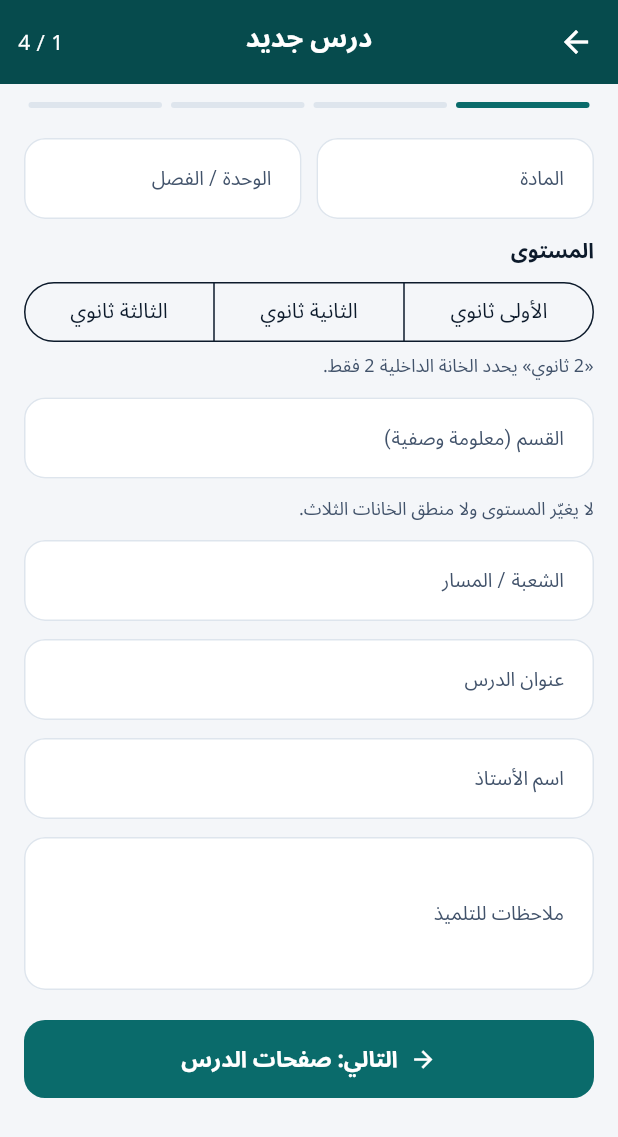
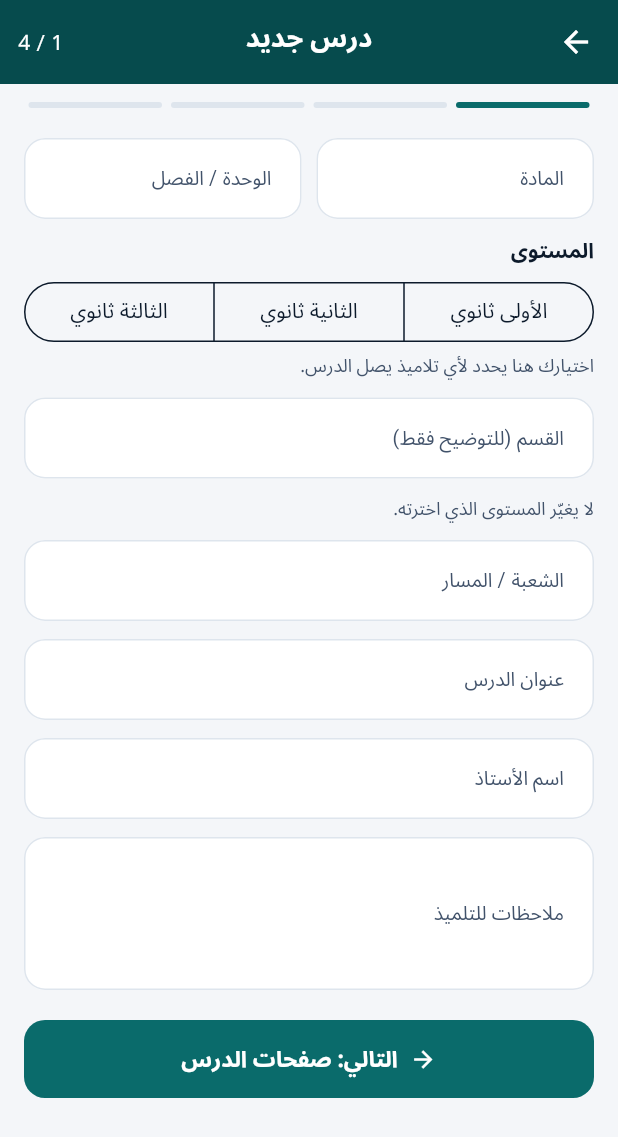
Before and after one commit to njigihmgugiuuif/morafig-tilmid, a Flutter app: the TeacherShell screen opened directly, after a tap on "درس جديد", on a phone screen of 412 x 824 dp. Shown: the top 1137 px of the screen. Run offline on Flutter 3.47's test engine with Material 3 defaults, Android fonts, the phone set to English and light mode, and no system bars; our stand-ins replace drift, shared_preferences; missing offline and left inert: dart:html, dart:js_interop; accounts and stored records are empty; generated files the repository leaves out were written again; Roboto replaces fonts that are missing (IBM Plex Sans Arabic, Readex Pro).

Commit message:
Apply round 2: per-photo lesson delivery with verification, real-server test, plain wording

```diff
--- a/lib/domain/teacher_content_domain.dart
+++ b/lib/domain/teacher_content_domain.dart
@@ -142,23 +142,23 @@ List<LessonIssue> validateNodes(List<NodeDraft> nodes, int pageCount) {
   final names = <String>{};
   for (final n in nodes) {
     if (!keys.add(n.key)) {
-      issues.add(LessonIssue('node_key_duplicate', 'عقدة مكررة داخليًا: ${n.key}'));
+      issues.add(LessonIssue('node_key_duplicate', 'محور مكرر داخليًا: ${n.key}'));
     }
     final name = n.name.trim();
     if (name.isEmpty) {
-      issues.add(const LessonIssue('node_name_required', 'اسم العقدة مطلوب.'));
+      issues.add(const LessonIssue('node_name_required', 'اسم المحور مطلوب.'));
     } else if (!names.add(name)) {
-      issues.add(LessonIssue('node_name_duplicate', 'اسم العقدة مكرر: $name'));
+      issues.add(LessonIssue('node_name_duplicate', 'اسم المحور مكرر: $name'));
     }
     final from = n.pageFrom;
     final to = n.pageTo;
     if ((from == null) != (to == null)) {
       issues.add(LessonIssue('node_range_incomplete',
-          'حدّد بداية الصفحات ونهايتها معًا للعقدة «$name».'));
+          'حدّد بداية الصفحات ونهايتها معًا للمحور «$name».'));
     } else if (from != null && to != null) {
       if (from < 1 || to < from || to > pageCount) {
         issues.add(LessonIssue('node_range_invalid',
-            'نطاق صفحات العقدة «$name» خارج صفحات الدرس.'));
+            'نطاق صفحات المحور «$name» خارج صفحات الدرس.'));
       }
     }
   }
@@ -168,10 +168,10 @@ List<LessonIssue> validateNodes(List<NodeDraft> nodes, int pageCount) {
     if (r == null) continue;
     if (r == n.key) {
       issues.add(LessonIssue('node_requires_self',
-          'العقدة «${n.name.trim()}» لا تتطلب نفسها.'));
+          'المحور «${n.name.trim()}» لا يتطلب نفسه.'));
     } else if (!byKey.containsKey(r)) {
       issues.add(LessonIssue('node_requires_missing',
-          'العقدة «${n.name.trim()}» تتطلب عقدة غير موجودة في الدرس.'));
+          'المحور «${n.name.trim()}» يتطلب محورًا غير موجود في الدرس.'));
     }
   }
   // Cycle check: each node has at most ONE requirement, so following the
@@ -184,7 +184,7 @@ List<LessonIssue> validateNodes(List<NodeDraft> nodes, int pageCount) {
     while (cur != null && byKey.containsKey(cur)) {
       if (!seen.add(cur)) {
         issues.add(LessonIssue('node_requires_cycle',
-            'تسلسل المتطلبات حول العقدة «${n.name.trim()}» دائري.'));
+            'تسلسل المتطلبات حول المحور «${n.name.trim()}» دائري.'));
         break;
       }
       cur = byKey[cur]!.requiresKey;
--- a/lib/repositories/teacher_content_repository.dart
+++ b/lib/repositories/teacher_content_repository.dart
@@ -159,7 +159,7 @@ class TeacherContentRepository {
     }
     for (final n in input.nodes) {
       if (n.key.isEmpty) {
-        issues.add(const LessonIssue('node_key_required', 'عقدة بلا معرّف.'));
+        issues.add(const LessonIssue('node_key_required', 'محور بلا معرّف.'));
       }
     }
     if (issues.isNotEmpty) throw TeacherContentException(issues);
--- a/lib/ui/library/import_screen.dart
+++ b/lib/ui/library/import_screen.dart
@@ -162,7 +162,7 @@ class _ImportScreenState extends State<ImportScreen> {
                         Row(children: [
                           const TeacherBadge(),
                           const SizedBox(width: 8),
-                          Chip(label: Text('الإصدار ${c.versionNumber}')),
+                          Chip(label: Text('النسخة ${c.versionNumber}')),
                         ]),
                         const SizedBox(height: 6),
                         Text(c.title,
@@ -172,7 +172,7 @@ class _ImportScreenState extends State<ImportScreen> {
                             '${c.subjectName} · ${internalLevelLabel(c.internalLevel)} · '
                             '${c.pages.length} صفحات · ${formatBytes(c.totalBytes)}',
                             style: const TextStyle(fontSize: 12.5)),
-                        Text('المرسل: ${c.teacherName} (تسمية غير موثّقة)',
+                        Text('المرسل: ${c.teacherName} (اسم غير مؤكَّد)',
                             style: TextStyle(
                                 fontSize: 12.5,
                                 color: context.mq.ink2)),
--- a/lib/ui/library/manage_imported_screen.dart
+++ b/lib/ui/library/manage_imported_screen.dart
@@ -69,7 +69,7 @@ class _ManageImportedScreenState extends State<ManageImportedScreen> {
                         leading: const Icon(Icons.storage_outlined),
                         title: Text('المساحة المستعملة ${formatBytes(used)}'),
                         subtitle: const Text(
-                            'الحد الأقصى غير محدد بعد. قرار مفتوح.'),
+                            'ما زال في جهازك متّسع.'),
                       ),
                     ),
                     Card(
@@ -84,7 +84,7 @@ class _ManageImportedScreenState extends State<ManageImportedScreen> {
                                     style: const TextStyle(
                                         fontWeight: FontWeight.w700)),
                                 subtitle: Text(
-                                    'الإصدار ${i.lesson.versionNumber} · '
+                                    'النسخة ${i.lesson.versionNumber} · '
                                     '${formatBytes(i.bytes)}'),
                                 trailing: Row(
                                   mainAxisSize: MainAxisSize.min,
--- a/lib/ui/teacher/lesson_wizard_screen.dart
+++ b/lib/ui/teacher/lesson_wizard_screen.dart
@@ -186,7 +186,7 @@ class _LessonWizardScreenState extends State<LessonWizardScreen> {
       showSnack(
           context,
           'اختيار الصور من الجهاز متاح في نسخة المتصفح فقط حاليًا. '
-          'اختيار طريقة حفظ الصور في نسخة الهاتف الأصلية قرار مفتوح.');
+          'استعمل المتصفح لاختيار الصور.');
       return;
     }
     setState(() => _busy = true);
@@ -270,7 +270,7 @@ class _LessonWizardScreenState extends State<LessonWizardScreen> {
       context: context,
       builder: (ctx) => StatefulBuilder(
         builder: (ctx, setLocal) => AlertDialog(
-          title: Text(existing == null ? 'أضف عقدة' : 'عدّل العقدة'),
+          title: Text(existing == null ? 'أضف محورًا' : 'عدّل المحور'),
           content: SingleChildScrollView(
             child: Column(
               mainAxisSize: MainAxisSize.min,
@@ -278,7 +278,7 @@ class _LessonWizardScreenState extends State<LessonWizardScreen> {
                 TextField(
                   controller: name,
                   textAlign: TextAlign.right,
-                  decoration: const InputDecoration(labelText: 'اسم العقدة'),
+                  decoration: const InputDecoration(labelText: 'اسم المحور'),
                 ),
                 const SizedBox(height: 8),
                 Row(children: [
@@ -303,7 +303,7 @@ class _LessonWizardScreenState extends State<LessonWizardScreen> {
                 const SizedBox(height: 8),
                 DropdownButtonFormField<String?>(
                   value: requires,
-                  decoration: const InputDecoration(labelText: 'يتطلب'),
+                  decoration: const InputDecoration(labelText: 'يسبقه'),
                   items: [
                     const DropdownMenuItem<String?>(
                         value: null, child: Text('لا شيء')),
@@ -509,7 +509,7 @@ class _LessonWizardScreenState extends State<LessonWizardScreen> {
     const titles = [
       'درس جديد',
       'صفحات الدرس',
-      'العقد والربط',
+      'محاور الدرس',
       'المعاينة والنشر',
     ];
     return PopScope(
@@ -630,13 +630,13 @@ class _LessonWizardScreenState extends State<LessonWizardScreen> {
         ),
         Padding(
           padding: const EdgeInsets.only(top: 4, bottom: 12),
-          child: Text('«2 ثانوي» يحدد الخانة الداخلية 2 فقط.',
+          child: Text('اختيارك هنا يحدد لأي تلاميذ يصل الدرس.',
               style: TextStyle(fontSize: 12, color: context.mq.ink2)),
         ),
-        _field('القسم (معلومة وصفية)', _section, hint: 'مثال: 2 علوم تجريبية'),
+        _field('القسم (للتوضيح فقط)', _section, hint: 'مثال: 2 علوم تجريبية'),
         Padding(
           padding: const EdgeInsets.only(bottom: 12),
-          child: Text('لا يغيّر المستوى ولا منطق الخانات الثلاث.',
+          child: Text('لا يغيّر المستوى الذي اخترته.',
               style: TextStyle(fontSize: 12, color: context.mq.ink2)),
         ),
         _field('الشعبة / المسار', _track),
@@ -660,7 +660,7 @@ class _LessonWizardScreenState extends State<LessonWizardScreen> {
             child: Column(
               crossAxisAlignment: CrossAxisAlignment.start,
               children: [
-                const Text('الخانة الداخلية للدرس',
+                const Text('لمن هذا الدرس؟',
                     style: TextStyle(fontWeight: FontWeight.w700)),
                 const SizedBox(height: 8),
                 Row(children: [
@@ -687,7 +687,7 @@ class _LessonWizardScreenState extends State<LessonWizardScreen> {
                                   color: _level == lv
                                       ? context.mq.brand
                                       : context.mq.ink2)),
-                          Text(_level == lv ? 'فعّالة' : 'مغلقة',
+                          Text(_level == lv ? 'مختار' : 'غير مختار',
                               style: const TextStyle(fontSize: 12)),
                         ]),
                       ),
@@ -697,8 +697,8 @@ class _LessonWizardScreenState extends State<LessonWizardScreen> {
                 Text(
                     _level == null
                         ? 'اختر المستوى في الخطوة الأولى.'
-                        : 'الصور تذهب إلى خانة ${internalLevelLabel(_level!)} '
-                            'فقط، ولا تظهر في الخانتين الأخريين.',
+                        : 'الصور تذهب إلى ${internalLevelLabel(_level!)} '
+                            'فقط، ولا تظهر لتلاميذ المستويين الآخرين.',
                     style: const TextStyle(fontSize: 12.5)),
               ],
             ),
@@ -708,7 +708,7 @@ class _LessonWizardScreenState extends State<LessonWizardScreen> {
         if (!deviceFilesAvailable)
           const InfoBox(
               'التقاط الصور واختيارها من الهاتف متاح في نسخة المتصفح. '
-              'نسخة الهاتف الأصلية تحتاج طريقة لحفظ الصور لم تُعتمد بعد.',
+              '',
               icon: Icons.warning_amber_rounded),
         const SizedBox(height: 8),
         Row(children: [
@@ -817,10 +817,10 @@ class _LessonWizardScreenState extends State<LessonWizardScreen> {
         const Align(
           alignment: Alignment.centerRight,
           child: Chip(
-              label: Text('الحد الأقصى للصور: يُحدَّد لاحقًا',
+              label: Text('يُفضَّل ألا يزيد الدرس عن 20 ميغابايت',
                   style: TextStyle(fontSize: 11.5))),
         ),
-        _nextButton('التالي: العقد والربط', _next),
+        _nextButton('التالي: محاور الدرس', _next),
       ],
     );
   }
@@ -837,18 +837,18 @@ class _LessonWizardScreenState extends State<LessonWizardScreen> {
               children: [
                 Row(children: [
                   const Expanded(
-                    child: Text('عقد المعرفة في الدرس',
+                    child: Text('محاور الدرس',
                         style: TextStyle(
                             fontSize: 16, fontWeight: FontWeight.w700)),
                   ),
-                  Text('تُدخلها أنت يدويًا',
+                  Text('تكتبها أنت بنفسك',
                       style: TextStyle(
                           fontSize: 12, color: context.mq.ink2)),
                 ]),
                 if (_nodes.isEmpty)
                   const Padding(
                     padding: EdgeInsets.symmetric(vertical: 12),
-                    child: Text('لا عقد بعد.'),
+                    child: Text('لا محاور بعد.'),
                   ),
                 for (final n in _nodes)
                   ListTile(
@@ -879,7 +879,7 @@ class _LessonWizardScreenState extends State<LessonWizardScreen> {
                 OutlinedButton.icon(
                   onPressed: _editNode,
                   icon: const Icon(Icons.add),
-                  label: const Text('أضف عقدة'),
+                  label: const Text('أضف محورًا'),
                 ),
               ],
             ),
@@ -1042,7 +1042,7 @@ class _LessonWizardScreenState extends State<LessonWizardScreen> {
                   ),
                 ),
                 const SizedBox(height: 6),
-                Text('${_nodes.length} عقد · ${_attachments.length} مرفقات',
+                Text('${_nodes.length} محاور · ${_attachments.length} مرفقات',
                     style: const TextStyle(fontSize: 12.5)),
               ],
             ),
@@ -1077,7 +1077,7 @@ class _LessonWizardScreenState extends State<LessonWizardScreen> {
                             fontSize: 16, fontWeight: FontWeight.w700)),
                   ),
                   if (_lessonId != null)
-                    Text('محفوظ: ${_savedStatus.label} · الإصدار $_savedVersion',
+                    Text('محفوظ: ${_savedStatus.label} · النسخة $_savedVersion',
                         style: const TextStyle(fontSize: 12)),
                 ]),
                 const SizedBox(height: 8),
@@ -1096,7 +1096,7 @@ class _LessonWizardScreenState extends State<LessonWizardScreen> {
                   const Padding(
                     padding: EdgeInsets.only(top: 6),
                     child: Text(
-                        'تعديل درس منشور ينشئ إصدارًا جديدًا ويعيده إلى مسودة.',
+                        'تعديل درس منشور ينشئ نسخة جديدة ويعيده إلى مسودة.',
                         style: TextStyle(fontSize: 12)),
                   ),
               ],
@@ -1111,18 +1111,19 @@ class _LessonWizardScreenState extends State<LessonWizardScreen> {
               children: [
                 Row(children: [
                   const Expanded(
-                    child: Text('ملف للتلميذ',
+                    child: Text('نسخة الدرس',
                         style: TextStyle(
                             fontSize: 16, fontWeight: FontWeight.w700)),
                   ),
-                  Chip(label: Text('الإصدار $_savedVersion')),
+                  Chip(label: Text('النسخة $_savedVersion')),
                 ]),
                 const Text('يُضاف ختم يكشف أي تلف في الملف عند حفظ النسخة.',
                     style: TextStyle(fontSize: 12.5)),
                 const SizedBox(height: 6),
                 const InfoBox(
-                    'الملف وسيلة نقل لهذه النسخة فقط، وليست تصور المنتج '
-                    'النهائي. لا تُصدَّر إلا الدروس المنشورة.'),
+                    'الإرسال العادي للتلاميذ يتم بزر «انشر للتلاميذ». '
+                    'حفظ النسخة كملف مفيد للاحتفاظ بها أو لإرسالها يدويًا، '
+                    'ولا يتاح إلا للدروس المنشورة.'),
               ],
             ),
           ),
@@ -1135,6 +1136,20 @@ class _LessonWizardScreenState extends State<LessonWizardScreen> {
           style: FilledButton.styleFrom(minimumSize: const Size.fromHeight(52)),
         ),
         const SizedBox(height: 8),
+        if (_lessonId != null && _savedStatus == LessonStatus.published) ...[
+          FilledButton.icon(
+            onPressed: (_busy || !canSendToStudents(context))
+                ? null
+                : () => publishLessonOnline(context, _lessonId!),
+            icon: const Icon(Icons.send_outlined),
+            label: Text(canSendToStudents(context)
+                ? 'انشر للتلاميذ'
+                : 'انشر للتلاميذ (يتطلب الدخول بكلمة مرور الأساتذة)'),
+            style:
+                FilledButton.styleFrom(minimumSize: const Size.fromHeight(52)),
+          ),
+          const SizedBox(height: 8),
+        ],
         OutlinedButton(
           onPressed: _busy
               ? null
@@ -1148,6 +1163,15 @@ class _LessonWizardScreenState extends State<LessonWizardScreen> {
                     return;
                   }
                   final ok = await _save(_targetStatus);
+                  if (ok &&
+                      mounted &&
+                      _targetStatus == LessonStatus.published &&
+                      _lessonId != null &&
+                      canSendToStudents(context)) {
+                    // A published lesson is meant for the students: send it
+                    // now (and prove it arrived) when the teacher is signed in.
+                    await publishLessonOnline(context, _lessonId!);
+                  }
                   if (ok && mounted) Navigator.of(context).pop(true);
                 },
           style: OutlinedButton.styleFrom(
--- a/lib/ui/teacher/teacher_account_tab.dart
+++ b/lib/ui/teacher/teacher_account_tab.dart
@@ -65,7 +65,7 @@ class _TeacherAccountTabState extends State<TeacherAccountTab> {
     final action = await showDialog<String>(
       context: context,
       builder: (ctx) => AlertDialog(
-        title: Text(hasPin ? 'تغيير رمز PIN' : 'تفعيل رمز PIN'),
+        title: Text(hasPin ? 'تغيير الرمز السري' : 'تفعيل الرمز السري'),
         content: Column(
           mainAxisSize: MainAxisSize.min,
           children: [
@@ -111,8 +111,8 @@ class _TeacherAccountTabState extends State<TeacherAccountTab> {
       showSnack(
           context,
           nw.isEmpty
-              ? 'أُلغي رمز PIN.'
-              : 'حُفظ رمز PIN.');
+              ? 'أُلغي الرمز السري.'
+              : 'حُفظ الرمز السري.');
     } else {
       showSnack(context,
           'الرمز الحالي خاطئ، أو الرمز الجديد أقل من 4 أرقام أو فيه غير الأرقام.');
@@ -134,7 +134,7 @@ class _TeacherAccountTabState extends State<TeacherAccountTab> {
               title: Text(
                   (snap.data ?? '').isEmpty ? 'اسم الأستاذ' : snap.data!,
                   style: const TextStyle(fontWeight: FontWeight.w700)),
-              subtitle: const Text('يظهر كتسمية غير موثّقة على دروسك'),
+              subtitle: const Text('يظهر على دروسك كاسم غير مؤكَّد'),
               trailing: const Icon(Icons.edit_outlined),
               onTap: _rename,
             ),
@@ -149,7 +149,7 @@ class _TeacherAccountTabState extends State<TeacherAccountTab> {
                   final has = snap.data ?? false;
                   return ListTile(
                     leading: const Icon(Icons.lock_outline),
-                    title: const Text('رمز PIN'),
+                    title: const Text('الرمز السري'),
                     subtitle: const Text('راحة على هذا الجهاز، وليس حماية'),
                     trailing: Chip(label: Text(has ? 'مفعّل' : 'غير مفعّل')),
                     onTap: () => _changePin(has),
@@ -164,7 +164,7 @@ class _TeacherAccountTabState extends State<TeacherAccountTab> {
                   final last = s?.last;
                   return ListTile(
                     leading: const Icon(Icons.upload_file_outlined),
-                    title: const Text('الملفات المصدَّرة'),
+                    title: const Text('النسخ المحفوظة كملفات'),
                     subtitle: Text(s == null
                         ? '...'
                         : s.packages == 0
@@ -198,7 +198,7 @@ class _TeacherAccountTabState extends State<TeacherAccountTab> {
           ),
         ),
         const InfoBox(
-          'تحقق الهوية وصلاحيات الخادم: غير متاح في هذه النسخة. قرار مفتوح.',
+          'التحقق من هوية كل أستاذ على حدة غير متاح في هذه النسخة: كلمة المرور واحدة للأساتذة.',
           icon: Icons.lock_outline,
         ),
         const SizedBox(height: 16),
--- a/lib/ui/teacher/teacher_dashboard_tab.dart
+++ b/lib/ui/teacher/teacher_dashboard_tab.dart
@@ -83,7 +83,7 @@ class TeacherDashboardTab extends StatelessWidget {
         ),
         const SizedBox(height: 8),
         const InfoBox(
-          'ما تنشره يظهر عند التلميذ بشارة «$kTeacherBadge»، ولا يغيّر المنهج '
+          'ما تنشره يظهر عند التلميذ علامة «$kTeacherBadge»، ولا يغيّر المنهج '
           'الرسمي ولا المعاملات.',
           icon: Icons.shield_outlined,
         ),
--- a/lib/ui/teacher/teacher_lessons_tab.dart
+++ b/lib/ui/teacher/teacher_lessons_tab.dart
@@ -42,7 +42,7 @@ class _TeacherLessonsTabState extends State<TeacherLessonsTab> {
     final ok = await confirmDialog(
       context,
       title: 'حذف الدرس',
-      message: 'سيُحذف «${item.lesson.title}» بصفحاته وعقده من هذا الجهاز. '
+      message: 'سيُحذف «${item.lesson.title}» بصفحاته ومحاوره من هذا الجهاز. '
           'لا يمس هذا بيانات أي تلميذ.',
       confirmLabel: 'احذف',
     );
@@ -63,6 +63,38 @@ class _TeacherLessonsTabState extends State<TeacherLessonsTab> {
         ListView(
           padding: const EdgeInsets.fromLTRB(16, 16, 16, 96),
           children: [
+            Card(
+              child: Padding(
+                padding: const EdgeInsets.all(12),
+                child: Column(
+                  crossAxisAlignment: CrossAxisAlignment.stretch,
+                  children: [
+                    const Text('إرسال الدروس للتلاميذ',
+                        style: TextStyle(
+                            fontSize: 16, fontWeight: FontWeight.w700)),
+                    const SizedBox(height: 4),
+                    Text(
+                        canSendToStudents(context)
+                            ? 'الدروس «المنشورة» لا تصل إلى التلاميذ إلا بعد إرسالها. '
+                                'سيتحقق التطبيق من وصول كل درس بصوره.'
+                            : 'للإرسال ادخل من رابط لوحة الأستاذ بكلمة مرور الأساتذة.',
+                        style: const TextStyle(fontSize: 12.5)),
+                    const SizedBox(height: 8),
+                    FilledButton.icon(
+                      onPressed: canSendToStudents(context)
+                          ? () async {
+                              await publishAllOnline(context);
+                              widget.onChanged();
+                            }
+                          : null,
+                      icon: const Icon(Icons.send_outlined),
+                      label: const Text('أرسل دروسي المنشورة للتلاميذ'),
+                    ),
+                  ],
+                ),
+              ),
+            ),
+            const SizedBox(height: 10),
             TextField(
               controller: _search,
               textAlign: TextAlign.right,
@@ -173,8 +205,8 @@ class _TeacherLessonsTabState extends State<TeacherLessonsTab> {
             ),
             const SizedBox(height: 8),
             const InfoBox(
-                '«القسم» معلومة وصفية فقط. المستوى (1 أو 2 أو 3) هو الذي '
-                'يحدد خانة الدرس.'),
+                '«القسم» للتوضيح فقط. المستوى (الأولى أو الثانية أو الثالثة '
+                'ثانوي) هو الذي يحدد لمن يصل الدرس.'),
           ],
         ),
         Positioned(
--- a/lib/ui/teacher/teacher_review_tab.dart
+++ b/lib/ui/teacher/teacher_review_tab.dart
@@ -219,8 +219,7 @@ class _TeacherReviewTabState extends State<TeacherReviewTab> {
         ),
         const SizedBox(height: 8),
         const InfoBox(
-          'من يراجع؟ دون خادم لا يوجد مراجع غيرك. تعريف هذه المرحلة غير '
-          'محسوم، قرار مفتوح.',
+          'من يراجع؟ حاليًا أنت من يراجع دروسك بنفسك، ولا يوجد مراجع آخر.',
           icon: Icons.help_outline,
         ),
       ],
```
Also changed, not shown: lib/services/lesson_remote_service.dart (+312 -89 lines), lib/services/teacher_package_service.dart (+8 -8 lines), lib/ui/library/node_detail_screen.dart (+5 -5 lines), lib/ui/teacher/teacher_actions.dart (+83 -47 lines), lib/ui/teacher/teacher_entry_screen.dart (+4 -4 lines), 6 other files.
